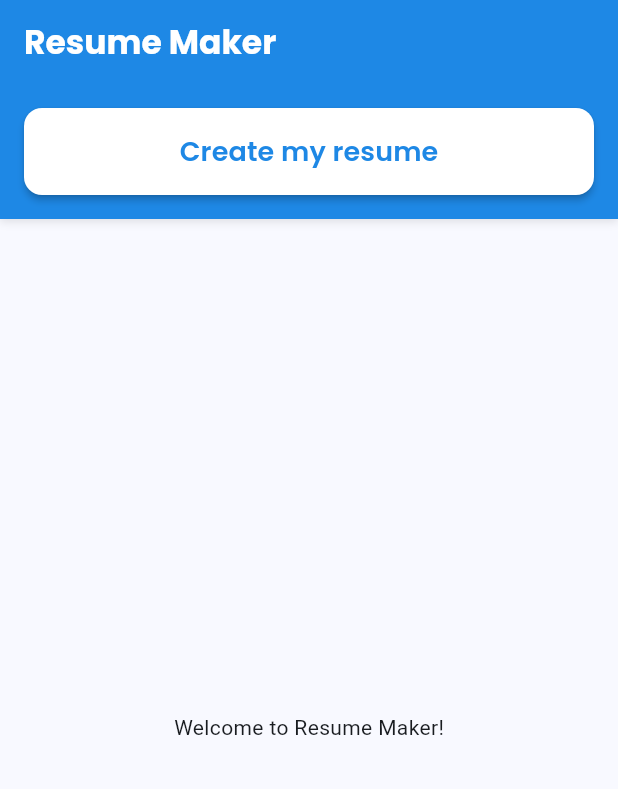
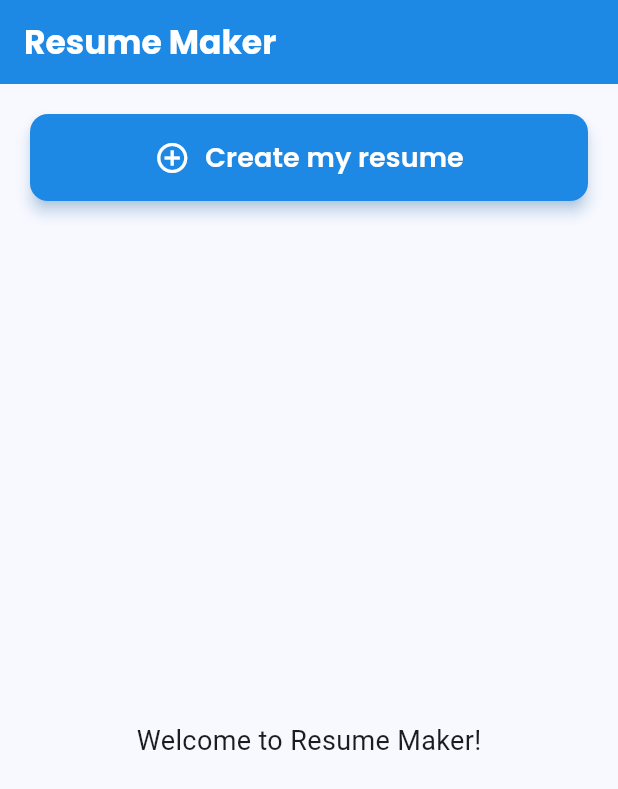
Before and after one commit to chamudithaperera/Flutter-Dart-project-07-Resume_Maker, a Flutter app: the screen it shows after launch, on a phone screen of 412 x 824 dp. Shown: the top 789 px of the screen. Run offline on Flutter 3.47's test engine with Material 3 defaults, Android fonts, the light colour scheme and no system bars; our stand-ins replace google_fonts.

Commit message:
Refactor home screen layout by replacing the container with padding and adding an icon to the resume creation button; enhance button elevation and shadow for improved visual appeal.

```diff
--- a/resume_maker/lib/screens/home_screen.dart
+++ b/resume_maker/lib/screens/home_screen.dart
@@ -17,43 +17,50 @@ class HomeScreen extends StatelessWidget {
       ),
       body: Column(
         children: [
-          Container(
-            width: double.infinity,
-            padding: const EdgeInsets.all(16.0),
-            decoration: BoxDecoration(
-              color: const Color(0xFF1E88E5),
-              boxShadow: [
-                BoxShadow(
-                  color: Colors.black.withOpacity(0.1),
-                  blurRadius: 4,
-                  offset: const Offset(0, 2),
-                ),
-              ],
-            ),
+          const SizedBox(height: 20),
+
+          Padding(
+            padding: const EdgeInsets.symmetric(horizontal: 20.0),
             child: ElevatedButton(
               onPressed: () {
                 // TODO: Navigate to resume creation screen
               },
               style: ElevatedButton.styleFrom(
-                backgroundColor: Colors.white,
-                foregroundColor: const Color(0xFF1E88E5),
+                backgroundColor: const Color(0xFF1E88E5),
+                foregroundColor: Colors.white,
                 padding: const EdgeInsets.symmetric(vertical: 16.0),
                 shape: RoundedRectangleBorder(
                   borderRadius: BorderRadius.circular(12.0),
                 ),
-                elevation: 2,
+                elevation: 4,
+                shadowColor: const Color(0xFF1E88E5).withOpacity(0.5),
               ),
-              child: Text(
-                'Create my resume',
-                style: GoogleFonts.poppins(
-                  fontSize: 18,
-                  fontWeight: FontWeight.w600,
-                ),
+              child: Row(
+                mainAxisAlignment: MainAxisAlignment.center,
+                children: [
+                  Icon(Icons.add_circle_outline, size: 24),
+                  const SizedBox(width: 10),
+                  Text(
+                    'Create my resume',
+                    style: GoogleFonts.poppins(
+                      fontSize: 18,
+                      fontWeight: FontWeight.w600,
+                    ),
+                  ),
+                ],
               ),
             ),
           ),
+
+          const SizedBox(height: 30),
+
           const Expanded(
-            child: Center(child: Text('Welcome to Resume Maker!')),
+            child: Center(
+              child: Text(
+                'Welcome to Resume Maker!',
+                style: TextStyle(fontSize: 18),
+              ),
+            ),
           ),
         ],
       ),
```
